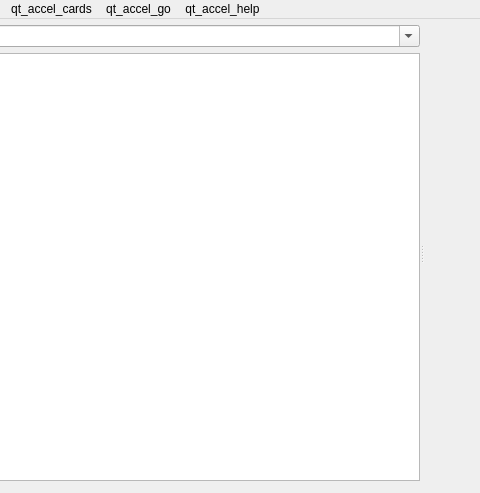
Qt form qt/aqt/forms/browser.ui (ankitects/anki) before a commit; both pictures show x 270 to 750 and y 0 to 493 of the 750 by 493 pixel window.
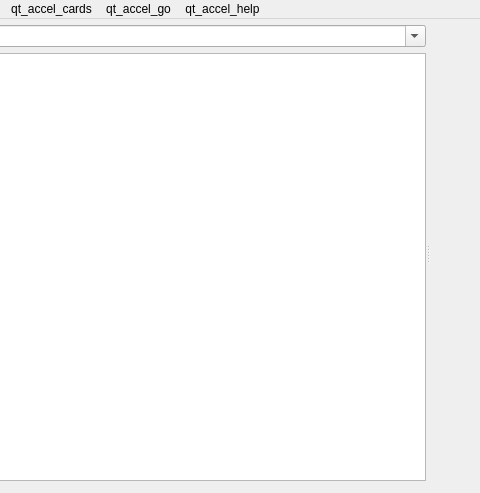
The same form after that commit. Icons and pictures are not drawn.

```diff
--- a/qt/aqt/forms/browser.ui
+++ b/qt/aqt/forms/browser.ui
@@ -32,7 +32,7 @@
      <number>6</number>
     </property>
     <property name="rightMargin">
-     <number>6</number>
+     <number>0</number>
     </property>
     <property name="bottomMargin">
      <number>12</number>
```
